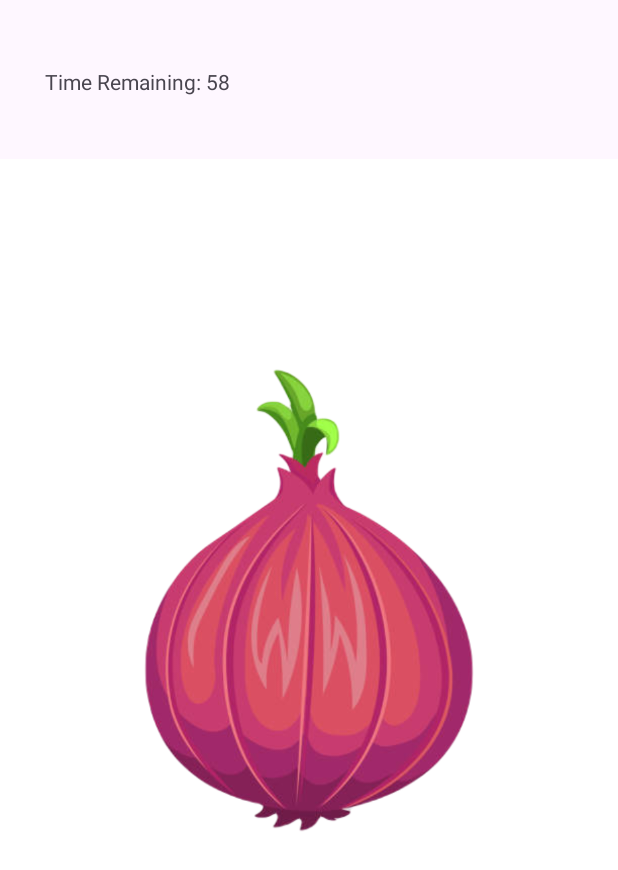
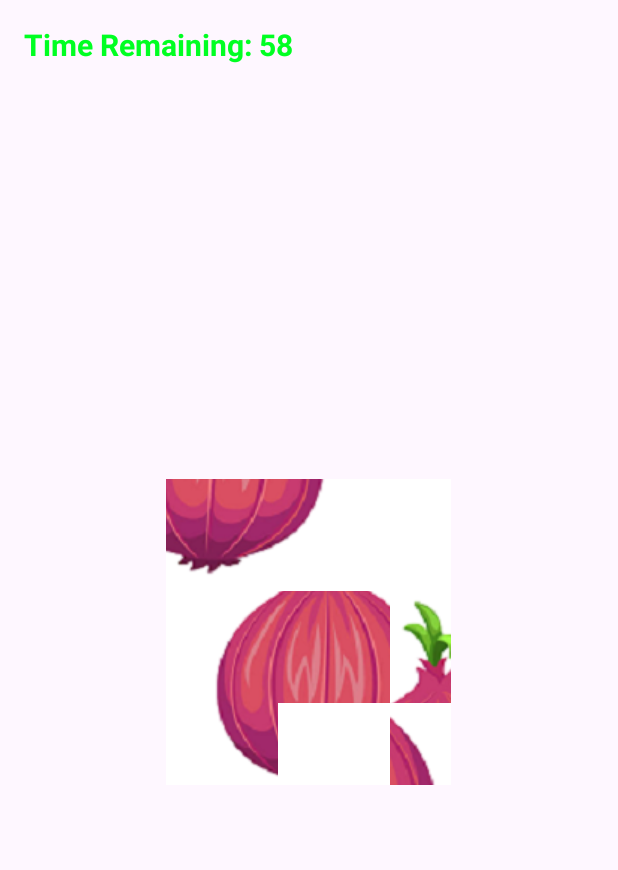
Before and after one commit to sebastian9654/MobileAppProject, an Android app: the JigsawPuzzleActivity screen opened directly, with no data from a screen before it, after a tap on "Start Level", on a phone screen of 412 x 824 dp. Shown: the top 870 px of the screen. Run offline under Robolectric (Android 15) with nearby library versions, the phone set to English and light mode, and no system bars.

Commit message:
Added functionality to split image into 9x9 puzzle piece grid. Plan to add support for 12x12 and 15x15 so that the user can select a difficulty

```diff
--- a/app/src/main/java/com/example/project1/JigsawPuzzleActivity.java
+++ b/app/src/main/java/com/example/project1/JigsawPuzzleActivity.java
@@ -2,22 +2,28 @@ package com.example.project1;
 
 import androidx.appcompat.app.AppCompatActivity;
 
+import android.graphics.Bitmap;
+import android.graphics.drawable.BitmapDrawable;
 import android.os.Bundle;
 import android.view.View;
 import android.widget.Button;
+import android.widget.GridLayout;
 import android.widget.ImageView;
 import android.widget.TextView;
 import android.os.CountDownTimer;
+
+import java.util.Arrays;
 import java.util.Random;
 
 public class JigsawPuzzleActivity extends AppCompatActivity {
-    private int[] ingredients = {R.drawable.carrot, R.drawable.egg, R.drawable.onion, R.drawable.tomato};
+    private int[] ingredients = {R.drawable.carrot_jigsaw, R.drawable.egg_jigsaw, R.drawable.onion_jigsaw, R.drawable.tomato_jigsaw};
     private Random random = new Random();
     private TextView timeView;
     public boolean levelCompleted = false;
     public boolean gameActive = false;
     private ImageView puzzleImageView;
     private Button startJigsawGame;
+
 
     @Override
     protected void onCreate(Bundle savedInstanceState) {
@@ -29,20 +35,78 @@ public class JigsawPuzzleActivity extends AppCompatActivity {
         timeView = findViewById(R.id.timerView);
         puzzleImageView = findViewById(R.id.puzzleImageView);
 
-        // Choose a random image from our ingredients array to be the puzzle
+        // Initially display the original ingredient image
         int randomIngredientIndex = random.nextInt(ingredients.length);
-        int selectedIngredient = ingredients[randomIngredientIndex];
+        final int selectedIngredient = ingredients[randomIngredientIndex];
+        puzzleImageView.setImageResource(selectedIngredient);
 
-        puzzleImageView.setImageResource(selectedIngredient);
+        final int[] jigsawVersions = {R.drawable.carrot_jigsaw, R.drawable.egg_jigsaw, R.drawable.onion_jigsaw, R.drawable.tomato_jigsaw};
+
         startJigsawGame = findViewById(R.id.startJigsawGame);
-
         startJigsawGame.setOnClickListener(new View.OnClickListener() {
             @Override
             public void onClick(View v) {
                 startLevel();
                 startJigsawGame.setVisibility(View.INVISIBLE);
+
+                // Find the index of the displayed ingredient in the ingredients array
+                int currentIngredientIndex = -1;
+                for (int i = 0; i < ingredients.length; i++) {
+                    if (ingredients[i] == selectedIngredient) {
+                        currentIngredientIndex = i;
+                        break;
+                    }
+                }
+
+                if (currentIngredientIndex != -1 && currentIngredientIndex < jigsawVersions.length) {
+                    // Replace the original ingredient with its jigsaw version
+                    int jigsawVersion = jigsawVersions[currentIngredientIndex];
+                    puzzleImageView.setImageResource(jigsawVersion);
+
+                    // Wait a bit before splitting the image into pieces to ensure it's properly set
+                    puzzleImageView.postDelayed(new Runnable() {
+                        @Override
+                        public void run() {
+                            splitImageIntoPieces();
+                        }
+                    }, 100); // Adjust the delay time as needed
+                }
             }
         });
+
+        // Hide the button initially until the user clicks "Start Level"
+        startJigsawGame.setVisibility(View.VISIBLE);
+    }
+
+    private void splitImageIntoPieces() {
+        // Split the image into 9 pieces
+        BitmapDrawable drawable = (BitmapDrawable) puzzleImageView.getDrawable();
+        Bitmap bitmap = drawable.getBitmap();
+        int pieceWidth = bitmap.getWidth() / 3;
+        int pieceHeight = bitmap.getHeight() / 3;
+
+        // Create a 3x3 grid of ImageViews to hold the puzzle pieces
+        ImageView[][] puzzlePieces = new ImageView[3][3];
+        for (int i = 0; i < 3; i++) {
+            for (int j = 0; j < 3; j++) {
+                Bitmap pieceBitmap = Bitmap.createBitmap(bitmap, j * pieceWidth, i * pieceHeight, pieceWidth, pieceHeight);
+                puzzlePieces[i][j] = new ImageView(this);
+                puzzlePieces[i][j].setImageBitmap(pieceBitmap);
+            }
+        }
+
+        // Shuffle the puzzle pieces
+        shufflePieces(puzzlePieces);
+
+        // Display the shuffled puzzle pieces in a 3x3 grid
+        GridLayout puzzleGridLayout = findViewById(R.id.puzzleGridLayout);
+        puzzleGridLayout.removeAllViews(); // Clear any existing views in the layout
+
+        for (int i = 0; i < 3; i++) {
+            for (int j = 0; j < 3; j++) {
+                puzzleGridLayout.addView(puzzlePieces[i][j]);
+            }
+        }
     }
 
     private void startLevel() {;
@@ -60,6 +124,23 @@ public class JigsawPuzzleActivity extends AppCompatActivity {
 
         }.start();
     }
+    private void shufflePieces(ImageView[][] puzzlePieces) {
+        int rows = puzzlePieces.length;
+        int cols = puzzlePieces[0].length;
+        Random random = new Random();
+
+        for (int i = rows - 1; i > 0; i--) {
+            for (int j = cols - 1; j > 0; j--) {
+                int m = random.nextInt(i + 1);
+                int n = random.nextInt(j + 1);
+
+                // Swap puzzle pieces at (i, j) and (m, n)
+                ImageView temp = puzzlePieces[i][j];
+                puzzlePieces[i][j] = puzzlePieces[m][n];
+                puzzlePieces[m][n] = temp;
+            }
+        }
+    }
 
     private void endLevel() {
         this.gameActive = false;
--- a/app/src/main/res/layout/activity_jigsaw_puzzle.xml
+++ b/app/src/main/res/layout/activity_jigsaw_puzzle.xml
@@ -1,4 +1,3 @@
-<?xml version="1.0" encoding="utf-8"?>
 <androidx.constraintlayout.widget.ConstraintLayout xmlns:android="http://schemas.android.com/apk/res/android"
     xmlns:app="http://schemas.android.com/apk/res-auto"
     xmlns:tools="http://schemas.android.com/tools"
@@ -6,45 +5,56 @@
     android:layout_height="match_parent"
     tools:context=".JigsawPuzzleActivity">
 
-    <ImageView
-        android:id="@+id/puzzleImageView"
-        android:layout_width="wrap_content"
-        android:layout_height="wrap_content"
-        android:background="#FFFFFF"
-        android:contentDescription="picture used for random choice and puzzle"
+    <GridLayout
+        android:id="@+id/puzzleGridLayout"
+        android:layout_width="190dp"
+        android:layout_height="204dp"
+        android:layout_marginStart="100dp"
+        android:layout_marginTop="100dp"
+        android:layout_marginEnd="100dp"
+        android:layout_marginBottom="160dp"
+        android:columnCount="3"
+        android:rowCount="3"
         app:layout_constraintBottom_toBottomOf="parent"
+        app:layout_constraintDimensionRatio="1:1"
         app:layout_constraintEnd_toEndOf="parent"
+        app:layout_constraintHorizontal_bias="0.476"
         app:layout_constraintStart_toStartOf="parent"
-        app:layout_constraintTop_toTopOf="parent" />
+        app:layout_constraintTop_toTopOf="parent"
+        app:layout_constraintVertical_bias="0.61">
+
+        <!-- ImageView for the original ingredient -->
+        <ImageView
+            android:id="@+id/puzzleImageView"
+            android:layout_width="wrap_content"
+            android:layout_height="wrap_content"
+            android:background="#FFFFFF"
+            android:contentDescription="picture used for random choice and puzzle" />
+
+    </GridLayout>
 
     <TextView
         android:id="@+id/timerView"
-        android:layout_width="123dp"
-        android:layout_height="33dp"
-        android:layout_marginStart="33dp"
-        android:layout_marginTop="33dp"
-        android:layout_marginEnd="320dp"
-        android:layout_marginBottom="679dp"
+        android:layout_width="wrap_content"
+        android:layout_height="wrap_content"
+        android:layout_marginStart="16dp"
+        android:layout_marginTop="16dp"
         android:text="Time Remaining: 60s"
+        android:textColor="#00FF22"
+        android:textSize="20sp"
+        android:textStyle="bold"
         android:visibility="visible"
-        app:layout_constraintBottom_toBottomOf="parent"
-        app:layout_constraintEnd_toEndOf="parent"
-        app:layout_constraintHorizontal_bias="0.061"
         app:layout_constraintStart_toStartOf="parent"
         app:layout_constraintTop_toTopOf="parent"
-        app:layout_constraintVertical_bias="0.142"
         tools:visibility="visible" />
 
     <Button
         android:id="@+id/startJigsawGame"
         android:layout_width="wrap_content"
         android:layout_height="wrap_content"
-        android:layout_marginStart="123dp"
-        android:layout_marginTop="28dp"
-        android:layout_marginEnd="43dp"
+        android:layout_marginTop="16dp"
+        android:layout_marginEnd="16dp"
         android:text="Start Level"
         app:layout_constraintEnd_toEndOf="parent"
-        app:layout_constraintHorizontal_bias="1.0"
-        app:layout_constraintStart_toEndOf="@+id/timerView"
         app:layout_constraintTop_toTopOf="parent" />
 </androidx.constraintlayout.widget.ConstraintLayout>
```
